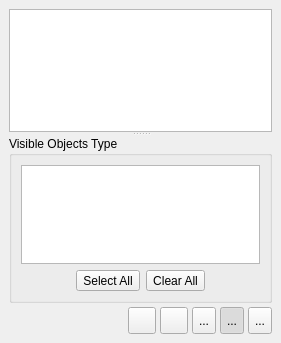
The window that libpgmodeler_ui/ui/visaoobjetoswidget.ui (pgmodeler/pgmodeler) describes before a commit, drawn with Qt 5.
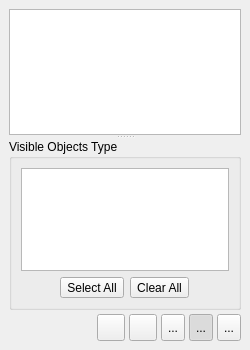
The same window after the commit. Icons and pictures are not drawn.

Diff of the .ui file:
```diff
--- a/libpgmodeler_ui/ui/visaoobjetoswidget.ui
+++ b/libpgmodeler_ui/ui/visaoobjetoswidget.ui
@@ -9,14 +9,26 @@
    <rect>
     <x>0</x>
     <y>0</y>
-    <width>281</width>
-    <height>343</height>
+    <width>250</width>
+    <height>350</height>
    </rect>
   </property>
+  <property name="minimumSize">
+   <size>
+    <width>250</width>
+    <height>350</height>
+   </size>
+  </property>
   <property name="windowIcon">
    <iconset resource="../res/resources.qrc">
     <normaloff>:/icones/icones/pgsqlModeler48x48.png</normaloff>:/icones/icones/pgsqlModeler48x48.png</iconset>
   </property>
+  <property name="floating">
+   <bool>false</bool>
+  </property>
+  <property name="features">
+   <set>QDockWidget::AllDockWidgetFeatures</set>
+  </property>
   <property name="allowedAreas">
    <set>Qt::AllDockWidgetAreas</set>
   </property>
```
